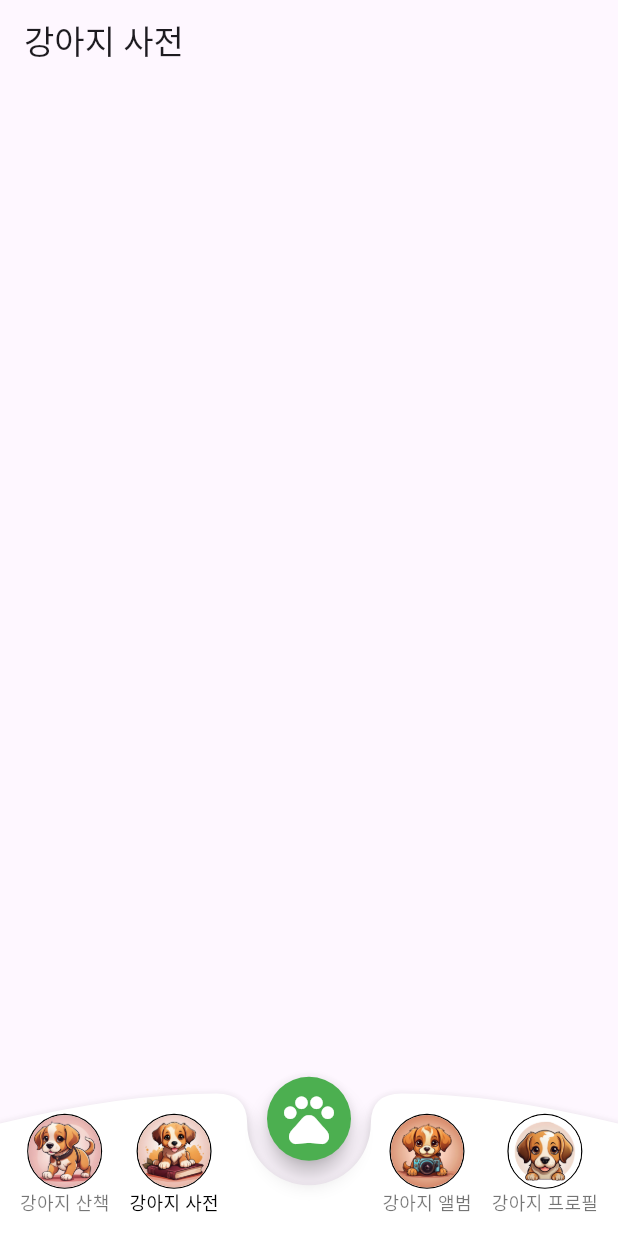
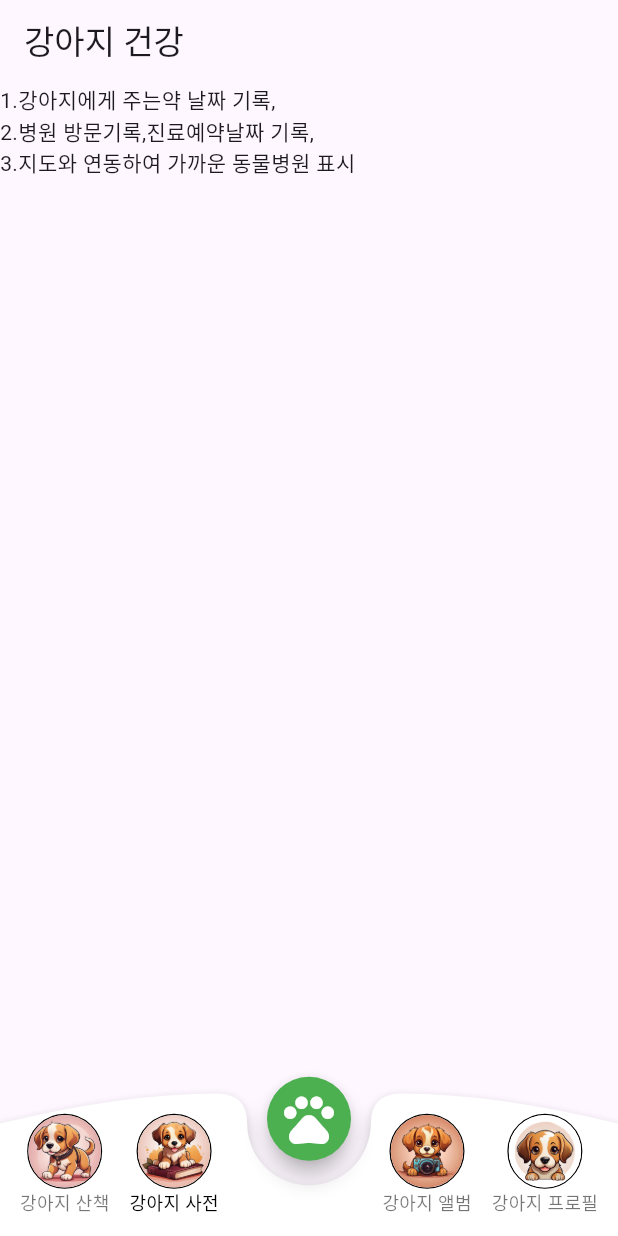
Before and after one commit to jeonghunlee99/Dog-Breed-Identification, a Flutter app: the screen it shows after launch, item 2 of the bottom bar chosen, on a phone screen of 412 x 824 dp. Run offline on Flutter 3.47's test engine with Material 3 defaults, Android fonts, the phone set to English and light mode, and no system bars; our stand-ins replace flutter_riverpod, image_picker.

```diff
--- a/lib/dog_information.dart
+++ b/lib/dog_information.dart
@@ -15,8 +15,8 @@ class _DogInformationPageState extends State<DogInformationPage> {
   @override
   Widget build(BuildContext context) {
     return Scaffold(
-      appBar: AppBar(title: const Text('강아지 사전')),
-      body: Center(),
+      appBar: AppBar(title: const Text('강아지 건강')),
+      body: Text("1.강아지에게 주는약 날짜 기록, \n2.병원 방문기록,진료예약날짜 기록, \n3.지도와 연동하여 가까운 동물병원 표시"),
       bottomNavigationBar: CustomBottomNavBar(
         currentIndex: _currentIndex,
         onTap: (index) {
```
